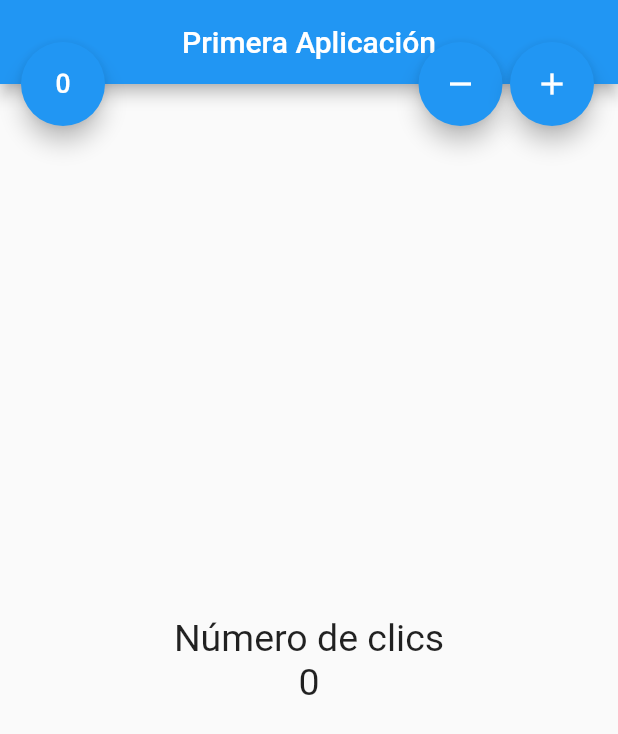
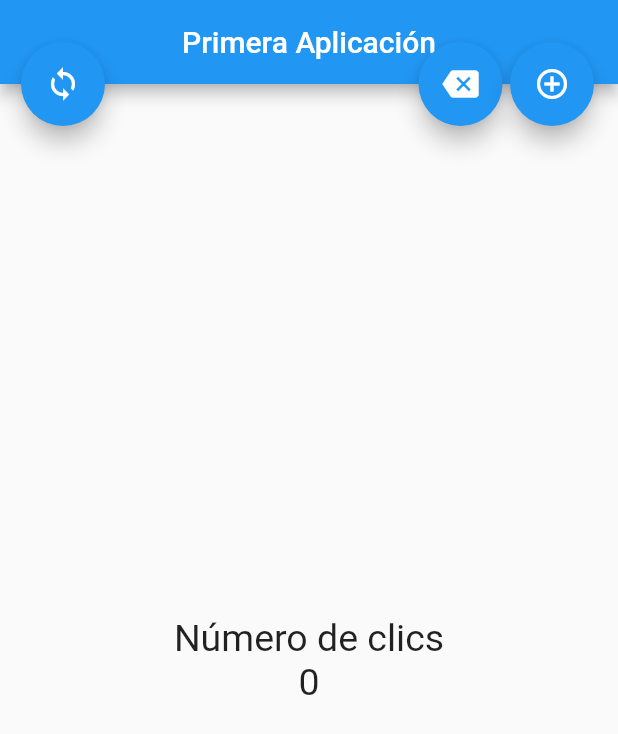
Before and after one commit to RodrigoScott/Flutter1, a Flutter app: the screen it shows after launch, on a phone screen of 412 x 824 dp. Shown: the top 734 px of the screen. Run offline on Flutter 3.47's test engine with Material 2 defaults, Android fonts, the phone set to English and light mode, and no system bars.

Commit message:
Finish project

```diff
--- a/primero/lib/src/pages/contador_page.dart
+++ b/primero/lib/src/pages/contador_page.dart
@@ -46,11 +46,11 @@ class _ContadorPageState extends State<ContadorPage> {
       mainAxisAlignment: MainAxisAlignment.end,
       children: <Widget>[
         SizedBox(width: 30),
-        FloatingActionButton( child: Icon(Icons.exposure_zero ), onPressed: _reset ),
+        FloatingActionButton( child: Icon(Icons.loop ), onPressed: _reset ),
         Expanded(child: SizedBox()),
-        FloatingActionButton( child: Icon(Icons.remove ), onPressed: _sustraer ),
+        FloatingActionButton( child: Icon(Icons.backspace ), onPressed: _sustraer ),
         SizedBox( width: 5.0 ),
-        FloatingActionButton( child: Icon(Icons.add ), onPressed: _agregar ),
+        FloatingActionButton( child: Icon(Icons.add_circle_outline ), onPressed: _agregar ),
       ],
     );
 
--- a/primero/lib/src/pages/home_page.dart
+++ b/primero/lib/src/pages/home_page.dart
@@ -32,7 +32,7 @@ class HomePage extends StatelessWidget{
         child: Icon(Icons.add_circle_outline),
         onPressed: (){
 
-          print('Hola mundo');
+          //print('Hola mundo');
           //cont=cont+1;
         },
 
```
